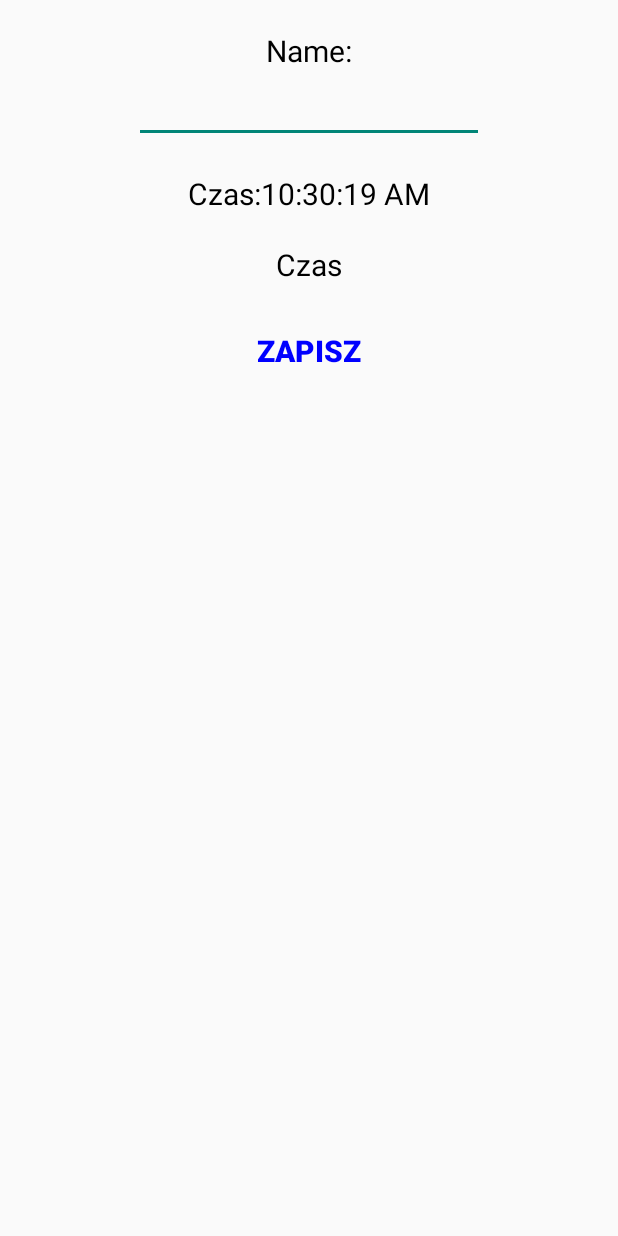
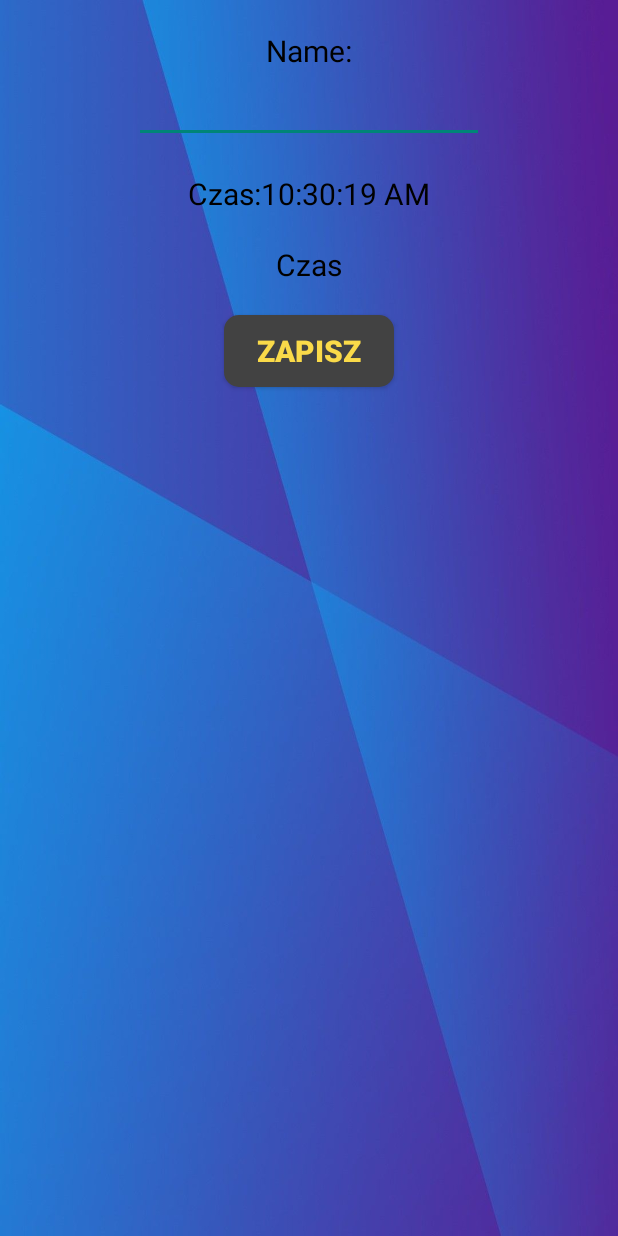
Before and after one commit to rph3j/Planer, an Android app: the EventEditActivity screen opened directly, with no data from a screen before it, on a phone screen of 412 x 824 dp. Run offline under Robolectric (Android 15) with nearby library versions, the phone set to English and light mode, and no system bars.

Commit message:
Prace nad grafiką, tłem i kolorami

```diff
--- a/app/src/main/AndroidManifest.xml
+++ b/app/src/main/AndroidManifest.xml
@@ -31,5 +31,4 @@
             </intent-filter>
         </activity>
     </application>
-
 </manifest>
--- /dev/null
+++ b/app/src/main/res/drawable/add_green.xml
@@ -0,0 +1,5 @@
+<vector android:height="24dp" android:tint="#2BE367"
+    android:viewportHeight="24" android:viewportWidth="24"
+    android:width="24dp" xmlns:android="http://schemas.android.com/apk/res/android">
+    <path android:fillColor="@android:color/white" android:pathData="M12,2C6.48,2 2,6.48 2,12s4.48,10 10,10 10,-4.48 10,-10S17.52,2 12,2zM17,13h-4v4h-2v-4L7,13v-2h4L11,7h2v4h4v2z"/>
+</vector>
--- /dev/null
+++ b/app/src/main/res/drawable/add_yellow.xml
@@ -0,0 +1,5 @@
+<vector android:height="30dp" android:tint="#FADA49"
+    android:viewportHeight="24" android:viewportWidth="24"
+    android:width="30dp" xmlns:android="http://schemas.android.com/apk/res/android">
+    <path android:fillColor="@android:color/white" android:pathData="M19,13h-6v6h-2v-6H5v-2h6V5h2v6h6v2z"/>
+</vector>
--- /dev/null
+++ b/app/src/main/res/drawable/arrow_button.xml
@@ -0,0 +1,9 @@
+<?xml version="1.0" encoding="utf-8"?>
+<shape xmlns:android="http://schemas.android.com/apk/res/android"
+    android:shape="rectangle">
+    <solid android:color="@color/cardview_dark_background" />
+    <corners android:bottomRightRadius="10dp"
+        android:bottomLeftRadius="10dp"
+        android:topRightRadius="10dp"
+        android:topLeftRadius="10dp" />
+</shape>
--- /dev/null
+++ b/app/src/main/res/drawable/back.xml
@@ -0,0 +1,5 @@
+<vector android:height="24dp" android:tint="#FADA49"
+    android:viewportHeight="24" android:viewportWidth="24"
+    android:width="24dp" xmlns:android="http://schemas.android.com/apk/res/android">
+    <path android:fillColor="@android:color/white" android:pathData="M21,11H6.83l3.58,-3.59L9,6l-6,6 6,6 1.41,-1.41L6.83,13H21z"/>
+</vector>
--- /dev/null
+++ b/app/src/main/res/drawable/next.xml
@@ -0,0 +1,5 @@
+<vector android:autoMirrored="true" android:height="24dp"
+    android:tint="#FADA49" android:viewportHeight="24"
+    android:viewportWidth="24" android:width="24dp" xmlns:android="http://schemas.android.com/apk/res/android">
+    <path android:fillColor="@android:color/white" android:pathData="M12,4l-1.41,1.41L16.17,11H4v2h12.17l-5.58,5.59L12,20l8,-8z"/>
+</vector>
--- a/app/src/main/res/layout/activity_event_edit.xml
+++ b/app/src/main/res/layout/activity_event_edit.xml
@@ -6,7 +6,8 @@
     android:layout_width="match_parent"
     android:layout_height="match_parent"
     android:orientation="vertical"
-    tools:context=".EventEditActivity">
+    tools:context=".EventEditActivity"
+    android:background="@drawable/bb">
 
     <TextView
         android:layout_width="wrap_content"
@@ -50,16 +51,16 @@
         android:textColor="@color/black"/>
 
     <Button
+        android:layout_width="113dp"
+        android:layout_height="wrap_content"
+        android:layout_gravity="center"
         android:layout_marginTop="20dp"
-        android:layout_width="wrap_content"
-        android:layout_height="wrap_content"
+        android:background="@drawable/arrow_button"
+        android:onClick="saveEventAction"
         android:text="Zapisz"
-        android:textColor="@color/blue"
-        android:background="@null"
+        android:textColor="@color/Yellow"
+        android:textSize="20sp"
         android:textStyle="bold"
-        android:onClick="saveEventAction"
-        android:layout_gravity="center"
-        android:textSize="20sp"
         tools:ignore="OnClick" />
 
 
--- a/app/src/main/res/layout/activity_main.xml
+++ b/app/src/main/res/layout/activity_main.xml
@@ -6,7 +6,8 @@
     android:layout_width="match_parent"
     android:layout_height="match_parent"
     android:orientation="vertical"
-    tools:context=".MainActivity">
+    tools:context=".MainActivity"
+    android:background="@drawable/bb">
 
     <Button
         android:id="@+id/bntLogout"
@@ -57,7 +58,7 @@
             android:text="Kwi 2022"
             android:textSize="20sp"
             android:textAlignment="center"
-            android:textColor="@color/black"/>
+            android:textColor="@color/white"/>
 
         <Button
             android:layout_width="0dp"
--- a/app/src/main/res/values/colors.xml
+++ b/app/src/main/res/values/colors.xml
@@ -6,4 +6,5 @@
     <color name="black">#FF000000</color>
     <color name="white">#FFFFFFFF</color>
     <color name="colorRed">#C11515</color>
+    <color name="Yellow">#FADA49</color>
 </resources>
```
Also changed, not shown: app/src/main/res/layout/activity_week_view.xml (+56 -35 lines).
